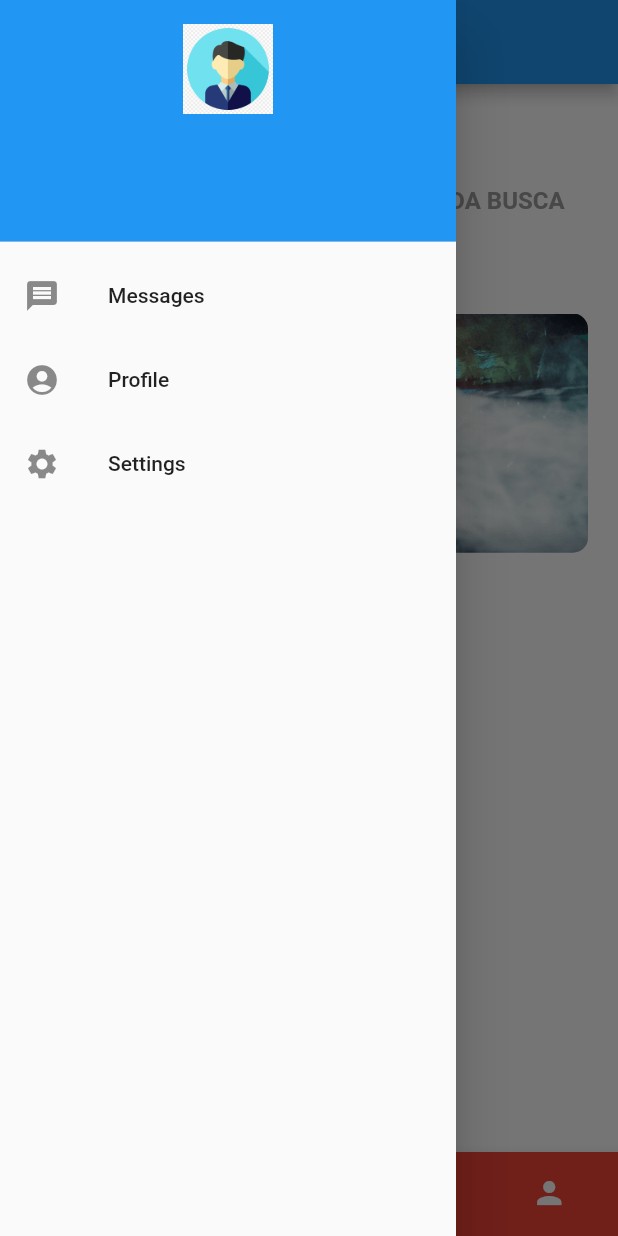
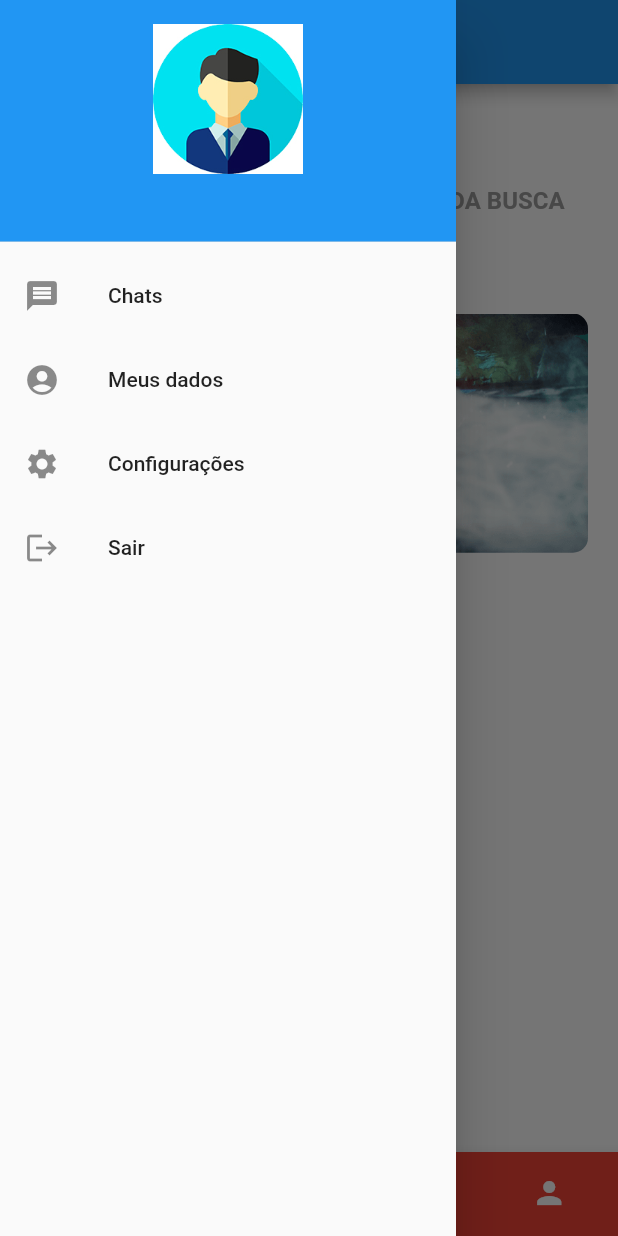
Before and after one commit to lucaspossati/iWash, a Flutter app: the Home screen opened by its route, with the side drawer open, on a phone screen of 412 x 824 dp. Run offline on Flutter 3.47's test engine with Material 2 defaults, Android fonts, the phone set to English and light mode, and no system bars.

Commit message:
Adicionado a classe sobre e melhorias no design das lojas

```diff
--- a/lib/main.dart
+++ b/lib/main.dart
@@ -1,12 +1,17 @@
 import 'package:flutter/material.dart';
+import 'package:iWash/sobre.dart';
+
+import 'lojas.dart';
 
 void main() {
   runApp(MaterialApp(
     debugShowCheckedModeBanner: false,
-    initialRoute: '/login',
+    initialRoute: '/lojas',
     routes: {
       '/login': (context) => Login(),
       '/home': (context) => Home(),
+      '/sobre': (context) => Sobre(),
+      '/lojas': (context) => Lojas(logoEmpresa: 'assets/images/Wash/wash1.jpg', nomeLoja: 'Loja Automotiva',avaliacao: '4.8 ', km: '3.3 km', tempoBusca: '2 hrs', precoBusca: '3,00'),
     },
   ));
 }
@@ -27,7 +32,9 @@ class _LoginState extends State<Login> {
         child: Container(
           constraints: BoxConstraints(maxWidth: 400),
           padding: EdgeInsets.all(40),
-          child: Column(children: [
+          child: Column(
+            mainAxisAlignment: MainAxisAlignment.center,
+            children: [
             SizedBox(
               width: 150,
               child: ClipRRect(
@@ -97,7 +104,20 @@ class _LoginState extends State<Login> {
   }
 }
 
-class Home extends StatelessWidget {
+class Home extends StatefulWidget {
+
+  List<Lojas> _listLojas = [];
+
+  Home(){
+    _listLojas = [];
+    _listLojas.add(Lojas(logoEmpresa: 'assets/images/Wash/wash1.jpg', nomeLoja: 'Loja Automotiva',avaliacao: '4.8 ', km: '3.3 km', tempoBusca: '2 hrs', precoBusca: '3,00'));
+  }
+
+  @override
+  _HomeState createState() => _HomeState();
+}
+
+class _HomeState extends State<Home> {
   @override
   Widget build(BuildContext context) {
     return Scaffold(
@@ -113,28 +133,33 @@ class Home extends StatelessWidget {
                 color: Colors.blue,
               ),
               child: Container(
-                height: 150,
-                width: 150,
+
                 child: Column(
                   children: <Widget>[
                     Material(
-                        child: new Image.asset('assets/images/perfil.png',
-                            width: 60)),
+                      borderRadius: BorderRadius.all(Radius.circular(50.0)),
+                        child: Image.asset('assets/images/perfil.jpg',
+                            width: 100)
+                    ),
                   ],
                 ),
               ),
             ),
             ListTile(
               leading: Icon(Icons.message),
-              title: Text('Messages'),
+              title: Text('Chats'),
             ),
             ListTile(
               leading: Icon(Icons.account_circle),
-              title: Text('Profile'),
+              title: Text('Meus dados'),
             ),
             ListTile(
               leading: Icon(Icons.settings),
-              title: Text('Settings'),
+              title: Text('Configurações'),
+            ),
+            ListTile(
+              leading: Icon(Icons.logout),
+              title: Text('Sair'),
             ),
           ],
         ),
@@ -244,11 +269,13 @@ class Home extends StatelessWidget {
                     ],
                   ),
                 ),
+
               ],
             ),
           ),
         ),
       ),
+
       bottomNavigationBar: BottomNavigationBar(
         items: const <BottomNavigationBarItem>[
           BottomNavigationBarItem(
@@ -276,6 +303,7 @@ class Home extends StatelessWidget {
     );
   }
 }
+
 
 class Perfil extends StatelessWidget {
   @override
--- a/pubspec.yaml
+++ b/pubspec.yaml
@@ -1,4 +1,4 @@
-name: prova1
+name: iWash
 description: A new Flutter project.
 
 # The following line prevents the package from being accidentally published to
@@ -61,7 +61,7 @@ flutter:
     - assets/images/Wash/wash4.jpg
     - assets/images/Wash/wash5.jpg
     - assets/images/Wash/wash6.jpg
-    - assets/images/perfil.png
+    - assets/images/perfil.jpg
 
 
 
```
Also changed, not shown: lib/lojas.dart (+43 -10 lines), lib/sobre.dart (added, +32 -0 lines), assets/images/perfil.jpg (added), assets/images/perfil_old.png (renamed from assets/images/perfil.png), 10 other files.
